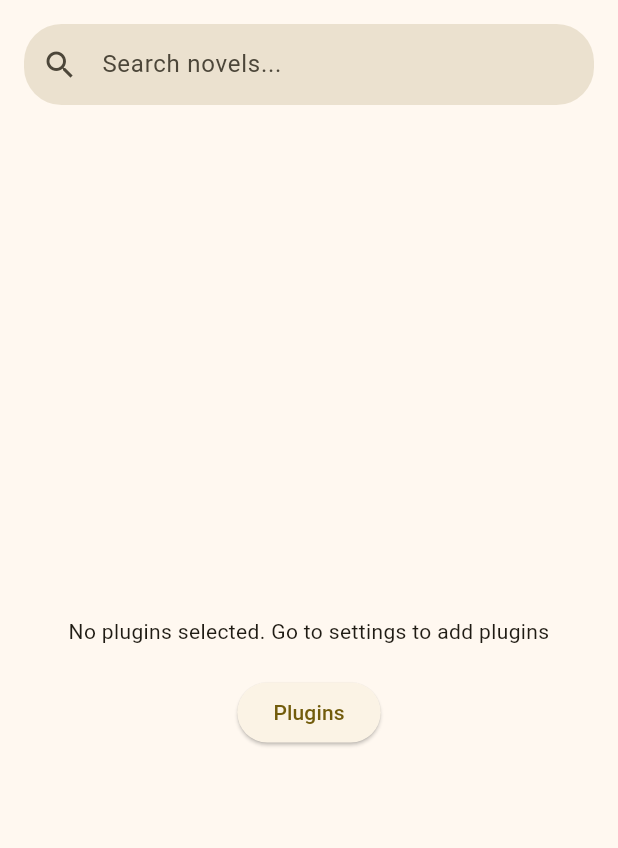
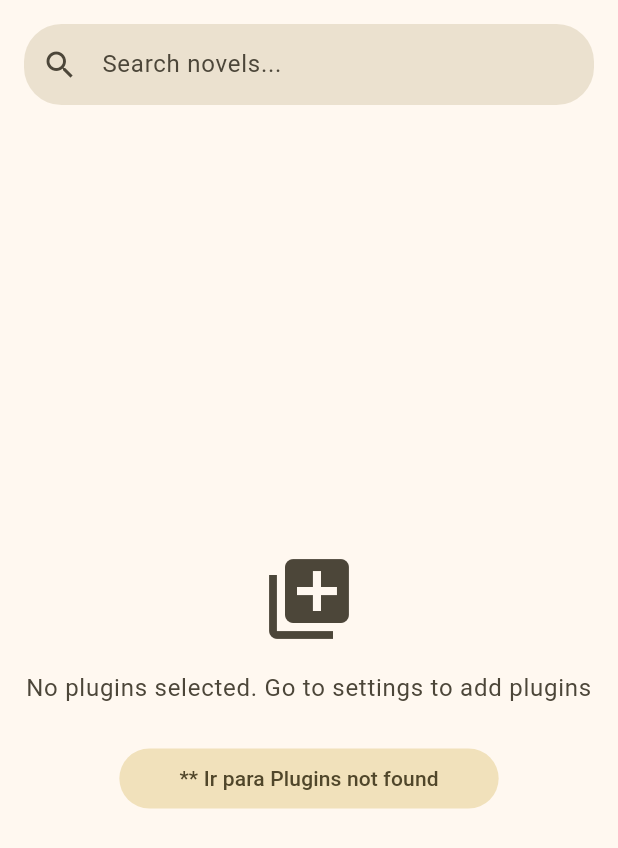
Before and after one commit to Luiz-eduardp/akashic_records, a Flutter app: the LibraryScreen screen opened directly, on a phone screen of 412 x 824 dp. Shown: the top 848 px of the screen. Run offline on Flutter 3.47's test engine with Material 3 defaults, Android fonts, the phone set to English and light mode, and no system bars; our stand-ins replace cached_network_image, file_picker, flutter_advanced_drawer, flutter_html, flutter_markdown, google_fonts and 7 more; missing offline and left inert: epubx, flutter_code_editor, highlight; accounts and stored records are empty; network calls fail.

Commit message:
refactor(library): improve library screen UI
- Refactored code for better readability.
- Improved error handling and display.
- Added visual feedback for no plugins.
- Used more appropriate widgets.
- Enhanced UI consistency.

```diff
--- a/lib/screens/library/library_screen.dart
+++ b/lib/screens/library/library_screen.dart
@@ -105,37 +105,28 @@ class _LibraryScreenState extends State<LibraryScreen> {
                 onFilterPressed: null,
               ),
             ),
-            Expanded(
-              child:
-                  _isLoading
-                      ? const Center(child: CircularProgressIndicator())
-                      : _errorMessage != null
-                      ? Center(child: Text(_errorMessage!))
-                      : appState.selectedPlugins.isEmpty
-                      ? Center(
-                        child: Column(
-                          mainAxisAlignment: MainAxisAlignment.center,
-                          children: [
-                            Text(
-                              'Nenhum plugin selecionado. Acesse as configurações para adicionar plugins.'
-                                  .translate,
-                              textAlign: TextAlign.center,
-                              style: TextStyle(
-                                color: theme.colorScheme.onBackground,
+            Expanded(child: _buildContent(appState, theme)),
+          ],
         ),
       ),
-                            const SizedBox(height: 20),
-                            ElevatedButton(
-                              onPressed: () {
-                                Navigator.pushNamed(context, '/plugins');
-                              },
-                              child: Text('Plugins'.translate),
-                            ),
-                          ],
-                        ),
-                      )
-                      : _searchResults.isNotEmpty
-                      ? NovelGridWidget(
+    );
+  }
+
+  Widget _buildContent(AppState appState, ThemeData theme) {
+    if (_isLoading) {
+      return const Center(child: CircularProgressIndicator());
+    }
+
+    if (_errorMessage != null) {
+      return Center(child: Text(_errorMessage!));
+    }
+
+    if (appState.selectedPlugins.isEmpty) {
+      return _buildNoPluginsSelected(theme);
+    }
+
+    if (_searchResults.isNotEmpty) {
+      return NovelGridWidget(
         novels: _searchResults,
         isListView: false,
         scrollController: ScrollController(),
@@ -143,15 +134,50 @@ class _LibraryScreenState extends State<LibraryScreen> {
         onNovelLongPress: (Novel novel) {},
         errorMessage: _errorMessage,
         isLoading: _isLoading,
-                      )
-                      : ListView.builder(
+      );
+    }
+
+    return ListView.builder(
       itemCount: appState.selectedPlugins.length,
       itemBuilder: (context, index) {
-                          final pluginName = appState.selectedPlugins.elementAt(
-                            index,
-                          );
+        final pluginName = appState.selectedPlugins.elementAt(index);
         return PluginCard(pluginName: pluginName);
       },
+    );
+  }
+
+  Widget _buildNoPluginsSelected(ThemeData theme) {
+    return Center(
+      child: Padding(
+        padding: const EdgeInsets.all(16.0),
+        child: Column(
+          mainAxisAlignment: MainAxisAlignment.center,
+          children: [
+            Icon(
+              Icons.library_add,
+              size: 64,
+              color: theme.colorScheme.onSurfaceVariant,
+            ),
+            const SizedBox(height: 16),
+            Text(
+              'Nenhum plugin selecionado. Acesse as configurações para adicionar plugins.'
+                  .translate,
+              textAlign: TextAlign.center,
+              style: theme.textTheme.bodyLarge!.copyWith(
+                color: theme.colorScheme.onSurfaceVariant,
+              ),
+            ),
+            const SizedBox(height: 24),
+            FilledButton.tonal(
+              onPressed: () {
+                Navigator.pushNamed(context, '/plugins');
+              },
+              child: Padding(
+                padding: const EdgeInsets.symmetric(
+                  horizontal: 16,
+                  vertical: 8,
+                ),
+                child: Text('Ir para Plugins'.translate),
               ),
             ),
           ],
```
Lines whose indentation alone changed are shown as unchanged.
